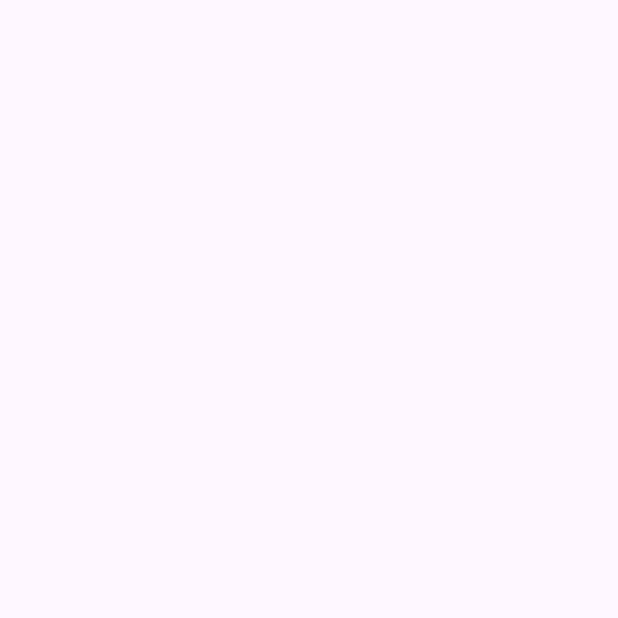
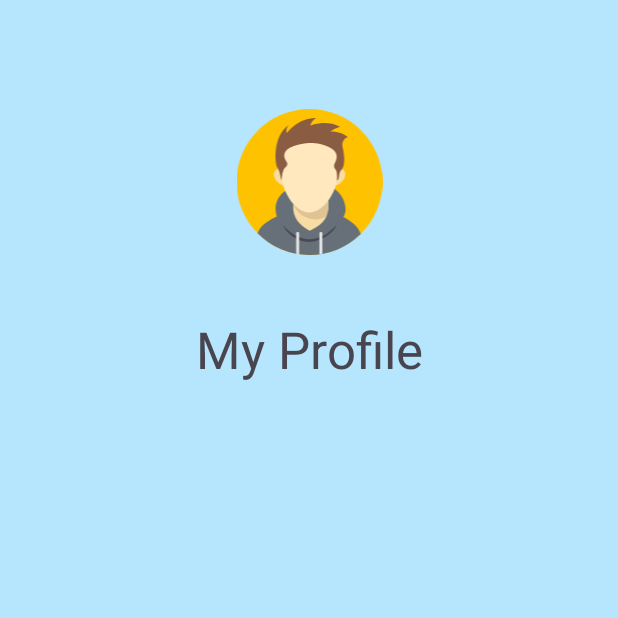
Before and after one commit to TheRoydy/mockups, an Android app: the login screen opened directly, with no data from a screen before it, on a phone screen of 412 x 824 dp, the top half of it. Before the commit the part shown is empty. Run offline under Robolectric (Android 15) with nearby library versions, the phone set to English and light mode, and no system bars.

Commit message:
Se empezo a hacer la parte de la vista del login

```diff
--- a/app/build.gradle.kts
+++ b/app/build.gradle.kts
@@ -1,3 +1,4 @@
+
 plugins {
     alias(libs.plugins.androidApplication)
     alias(libs.plugins.jetbrainsKotlinAndroid)
@@ -45,4 +46,5 @@ dependencies {
     testImplementation(libs.junit)
     androidTestImplementation(libs.androidx.junit)
     androidTestImplementation(libs.androidx.espresso.core)
+
 }
--- a/app/src/main/java/com/example/mockups/MainActivity.kt
+++ b/app/src/main/java/com/example/mockups/MainActivity.kt
@@ -16,5 +16,6 @@ class MainActivity : AppCompatActivity() {
             v.setPadding(systemBars.left, systemBars.top, systemBars.right, systemBars.bottom)
             insets
         }
+
     }
 }
--- /dev/null
+++ b/app/src/main/res/drawable/account_avatar_profile_user_svgrepo_com.xml
@@ -0,0 +1,47 @@
+<vector xmlns:android="http://schemas.android.com/apk/res/android"
+    android:width="800dp"
+    android:height="800dp"
+    android:viewportWidth="61.8"
+    android:viewportHeight="61.8">
+  <path
+      android:pathData="M30.9,30.9m-30.9,0a30.9,30.9 0,1 1,61.8 0a30.9,30.9 0,1 1,-61.8 0"
+      android:fillColor="#ffc200"/>
+  <path
+      android:pathData="M52.587,52.908a30.895,30.895 0,0 1,-43.667 -0.291,9.206 9.206,0 0,1 4.037,-4.832 19.799,19.799 0,0 1,4.075 -2.322c-2.198,-7.553 3.777,-11.266 6.063,-12.335 0,3.487 3.265,1.173 7.317,1.217 3.336,0.037 9.933,3.395 9.933,-1.035 3.67,1.086 7.67,8.08 4.917,12.377a17.604,17.604 0,0 1,3.181 2.002,10.192 10.192,0 0,1 4.144,5.22z"
+      android:fillColor="#677079"
+      android:fillType="evenOdd"/>
+  <path
+      android:pathData="M24.032,38.68l14.92,0.09v3.437l-0.007,0.053a2.784,2.784 0,0 1,-0.07 0.462l-0.05,0.341 -0.03,0.071c-0.966,5.074 -5.193,7.035 -7.803,8.401 -2.75,-1.498 -6.638,-4.197 -6.947,-8.972l-0.013,-0.059v-0.2a8.897,8.897 0,0 1,-0.004 -0.207c0,0.036 0.003,0.07 0.004,0.106z"
+      android:fillColor="#f9dca4"
+      android:fillType="evenOdd"/>
+  <path
+      android:fillColor="#FF000000"
+      android:pathData="M38.953,38.617v4.005a7.167,7.167 0,0 1,-0.095 1.108,6.01 6.01,0 0,1 -0.38,1.321c-5.184,3.915 -13.444,0.704 -14.763,-5.983z"
+      android:strokeAlpha="0.11"
+      android:fillType="evenOdd"
+      android:fillAlpha="0.11"/>
+  <path
+      android:pathData="M18.104,25.235c-4.94,1.27 -0.74,7.29 2.367,7.264a19.805,19.805 0,0 1,-2.367 -7.264z"
+      android:fillColor="#f9dca4"
+      android:fillType="evenOdd"/>
+  <path
+      android:pathData="M43.837,25.235c4.94,1.27 0.74,7.29 -2.368,7.263a19.8,19.8 0,0 0,2.368 -7.263z"
+      android:fillColor="#f9dca4"
+      android:fillType="evenOdd"/>
+  <path
+      android:pathData="M30.733,11.361c20.523,0 12.525,32.446 0,32.446 -11.83,0 -20.523,-32.446 0,-32.446z"
+      android:fillColor="#ffe8be"
+      android:fillType="evenOdd"/>
+  <path
+      android:pathData="M21.047,22.105a1.738,1.738 0,0 1,-0.414 2.676c-1.45,1.193 -1.503,5.353 -1.503,5.353 -0.56,-0.556 -0.547,-3.534 -1.761,-5.255s-2.032,-13.763 4.757,-18.142a4.266,4.266 0,0 0,-0.933 3.6s4.716,-6.763 12.54,-6.568a5.029,5.029 0,0 0,-2.487 3.26s6.84,-2.822 12.54,0.535a13.576,13.576 0,0 0,-4.145 1.947c2.768,0.076 5.443,0.59 7.46,2.384a3.412,3.412 0,0 0,-2.176 4.38c0.856,3.503 0.936,6.762 0.107,8.514 -0.829,1.752 -1.22,0.621 -1.739,4.295a1.609,1.609 0,0 1,-0.77 1.214c-0.02,0.266 0.382,-3.756 -0.655,-4.827 -1.036,-1.07 -0.385,-2.385 0.029,-3.163 2.89,-5.427 -5.765,-7.886 -10.496,-7.88 -4.103,0.005 -14,1.87 -10.354,7.677z"
+      android:fillColor="#8a5c42"
+      android:fillType="evenOdd"/>
+  <path
+      android:pathData="M19.79,49.162c0.03,0.038 10.418,13.483 22.63,-0.2 -1.475,4.052 -7.837,7.27 -11.476,7.26 -6.95,-0.02 -10.796,-5.6 -11.154,-7.06z"
+      android:fillColor="#434955"
+      android:fillType="evenOdd"/>
+  <path
+      android:pathData="M36.336,61.323c-0.41,0.072 -0.822,0.135 -1.237,0.192v-8.937a0.576,0.576 0,0 1,0.618 -0.516,0.576 0.576,0 0,1 0.619,0.516v8.745zM26.516,61.489q-0.622,-0.089 -1.237,-0.2v-8.711a0.576,0.576 0,0 1,0.618 -0.516,0.576 0.576,0 0,1 0.62,0.516z"
+      android:fillColor="#e6e6e6"
+      android:fillType="evenOdd"/>
+</vector>
--- a/app/src/main/res/layout/activity_login.xml
+++ b/app/src/main/res/layout/activity_login.xml
@@ -5,6 +5,30 @@
     android:id="@+id/main"
     android:layout_width="match_parent"
     android:layout_height="match_parent"
+    android:background="#B6E6FE"
     tools:context=".login">
 
+
+    <ImageView
+        android:id="@+id/imageView"
+        android:layout_width="135dp"
+        android:layout_height="97dp"
+        app:layout_constraintBottom_toBottomOf="parent"
+        app:layout_constraintEnd_toEndOf="parent"
+        app:layout_constraintStart_toStartOf="parent"
+        app:layout_constraintTop_toTopOf="parent"
+        app:layout_constraintVertical_bias="0.1"
+        app:srcCompat="@drawable/account_avatar_profile_user_svgrepo_com" />
+
+    <TextView
+        android:id="@+id/textView2"
+        android:layout_width="wrap_content"
+        android:layout_height="wrap_content"
+        android:text="My Profile"
+        android:textSize="34sp"
+        app:layout_constraintBottom_toBottomOf="parent"
+        app:layout_constraintEnd_toEndOf="parent"
+        app:layout_constraintStart_toStartOf="parent"
+        app:layout_constraintTop_toBottomOf="@+id/imageView"
+        app:layout_constraintVertical_bias="0.066" />
 </androidx.constraintlayout.widget.ConstraintLayout>
--- a/app/src/main/res/layout/activity_main.xml
+++ b/app/src/main/res/layout/activity_main.xml
@@ -6,6 +6,9 @@
     android:layout_width="match_parent"
     android:layout_height="match_parent"
     android:background="#9EB7EC">
+
+
+
 
     <TextView
         android:id="@+id/textView"
@@ -79,4 +82,6 @@
         app:layout_constraintTop_toTopOf="parent"
         app:layout_constraintVertical_bias="0.705" />
 
+
+
 </androidx.constraintlayout.widget.ConstraintLayout>
```
